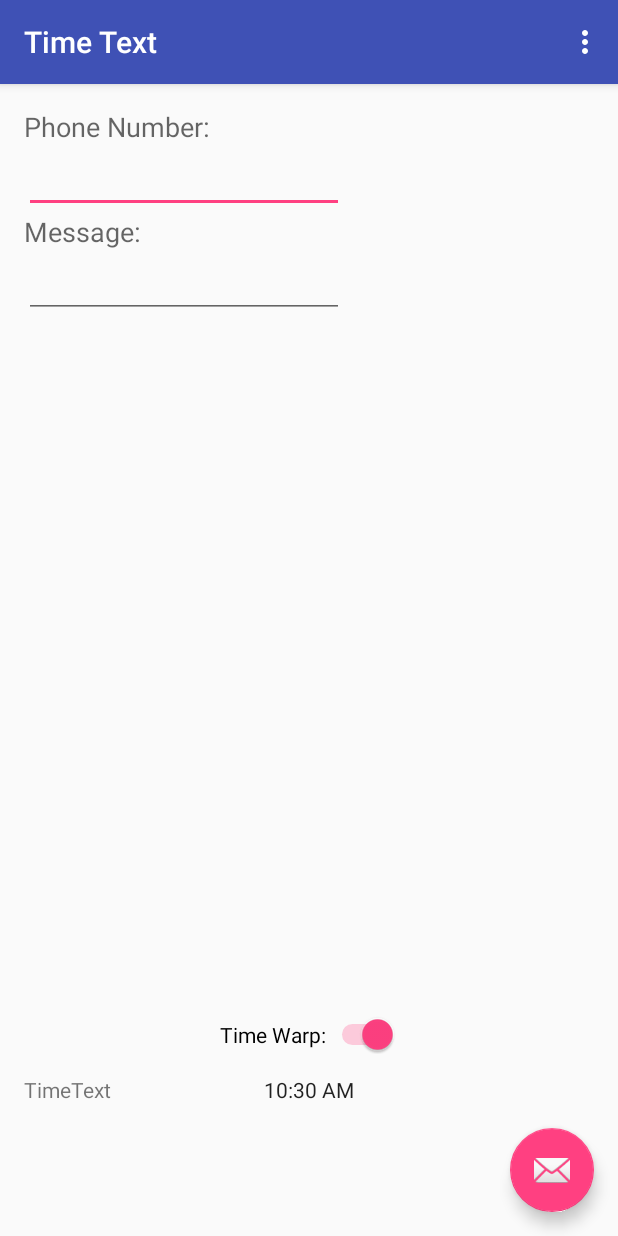
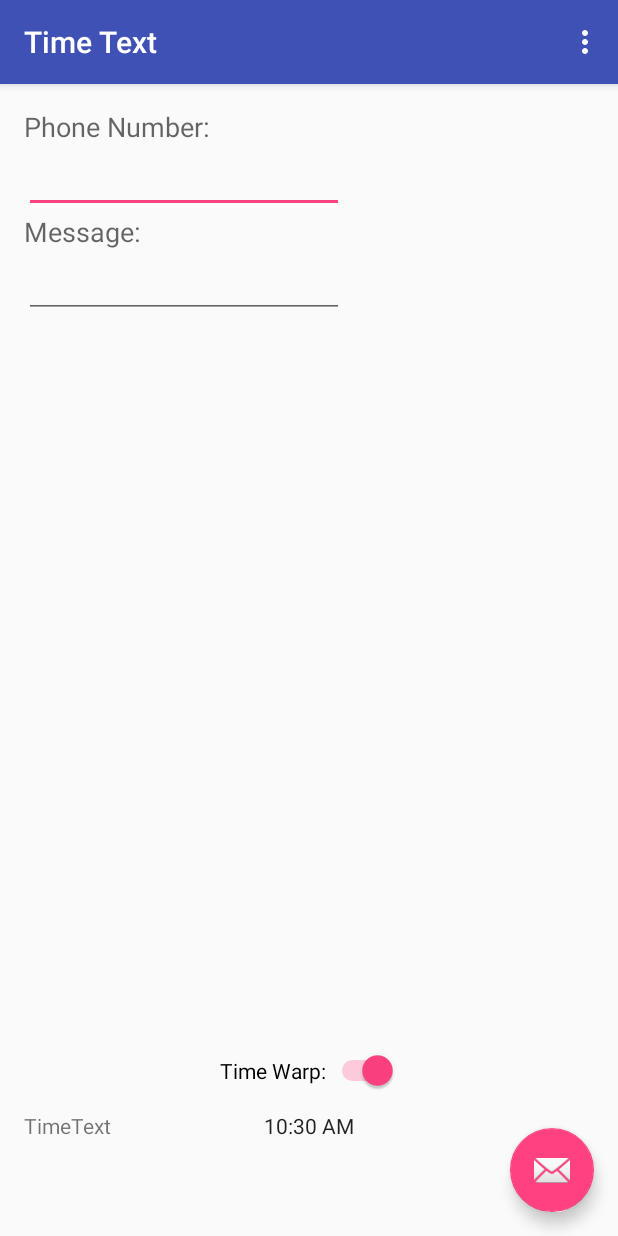
Before and after one commit to KadeHels/TimeTextAndroid, an Android app: the screen it shows after launch (MainActivity), on a phone screen of 412 x 824 dp. Run offline under Robolectric (Android 15) with nearby library versions, the phone set to English and light mode, and no system bars.

Commit message:
Update app colors and item positions

```diff
--- a/app/src/main/res/layout/content_main.xml
+++ b/app/src/main/res/layout/content_main.xml
@@ -17,7 +17,7 @@
         android:layout_height="wrap_content"
         android:text="TimeText"
         android:id="@+id/textView2"
-        android:layout_marginBottom="72dp"
+        android:layout_marginBottom="48dp"
         android:layout_alignParentBottom="true"
         android:layout_alignParentLeft="true"
         android:layout_alignParentStart="true" />
@@ -68,10 +68,10 @@
             android:layout_width="wrap_content"
             android:layout_height="wrap_content"
             android:id="@+id/switch1"
+            android:checked="true"
+            android:text="Time Warp:"
             android:layout_alignParentBottom="true"
-            android:layout_centerHorizontal="true"
-            android:checked="true"
-            android:text="Time Warp:" />
+            android:layout_centerHorizontal="true" />
 
         <EditText
             android:layout_width="wrap_content"
@@ -93,17 +93,14 @@
             android:layout_alignParentLeft="true"
             android:layout_alignParentStart="true" />
 
+        <LinearLayout
+            android:orientation="vertical"
+            android:layout_width="match_parent"
+            android:layout_height="match_parent"
+            android:layout_alignParentTop="true"
+            android:layout_alignParentRight="true"
+            android:layout_alignParentEnd="true"/>
+
     </RelativeLayout>
 
-    <LinearLayout
-        android:orientation="vertical"
-        android:layout_width="match_parent"
-        android:layout_height="match_parent"
-        android:layout_alignBottom="@+id/relativeLayout"
-        android:layout_alignTop="@+id/relativeLayout"
-        android:layout_alignRight="@+id/relativeLayout"
-        android:layout_alignEnd="@+id/relativeLayout"
-        android:layout_toEndOf="@+id/editText"
-        android:layout_toRightOf="@+id/editText"></LinearLayout>
-
 </RelativeLayout>
```
